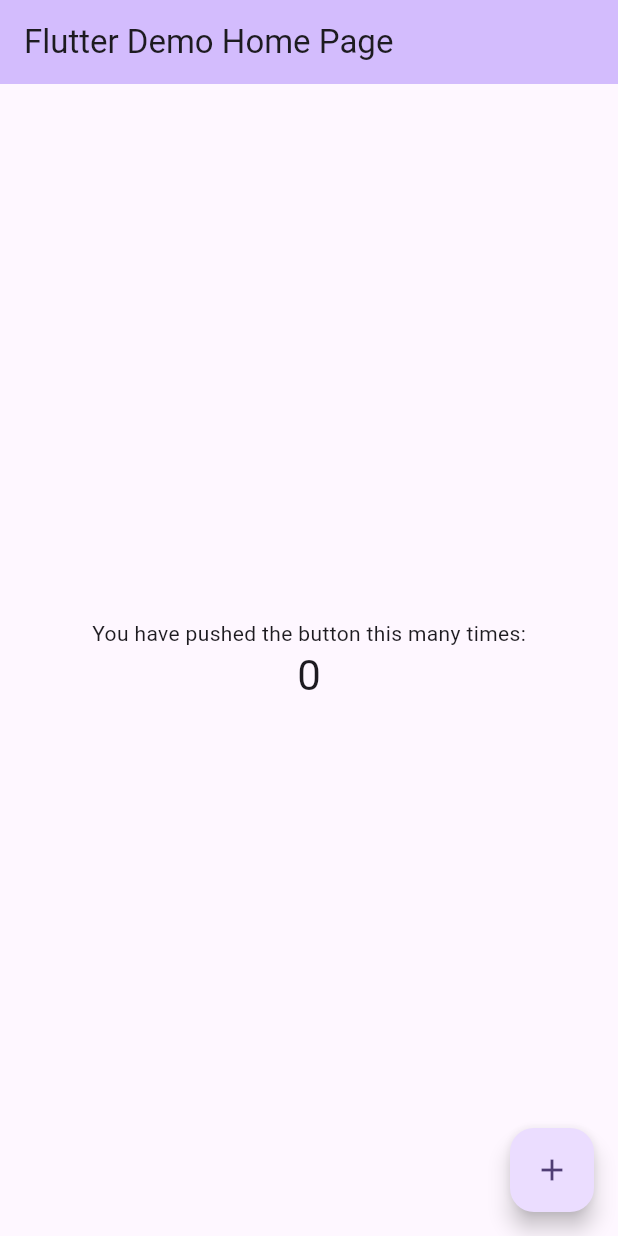
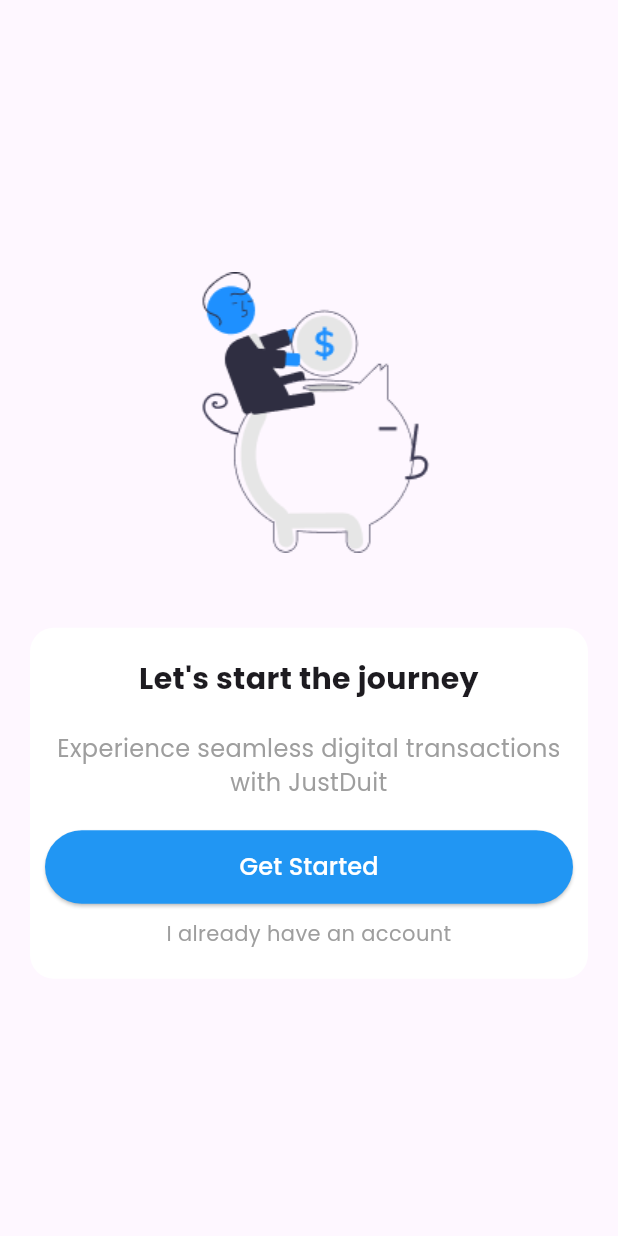
Before and after one commit to bonieromero1917051027/1917051027-advanced-mobile, a Flutter app: the screen it shows after launch, on a phone screen of 412 x 824 dp. Run offline on Flutter 3.47's test engine with Material 2 defaults, Android fonts, the phone set to English and light mode, and no system bars; our stand-ins replace google_fonts.

Commit message:
basic widget

```diff
--- a/lib/main.dart
+++ b/lib/main.dart
@@ -1,4 +1,5 @@
 import 'package:flutter/material.dart';
+import 'package:justduit/screen/onboarding_screen.dart';
 
 void main() {
   runApp(const MyApp());
@@ -31,95 +32,8 @@ class MyApp extends StatelessWidget {
         colorScheme: ColorScheme.fromSeed(seedColor: Colors.deepPurple),
         useMaterial3: true,
       ),
-      home: const MyHomePage(title: 'Flutter Demo Home Page'),
+      debugShowCheckedModeBanner: false,
+      home: const OnboardingScreen(),
     );
   }
 }
-
-class MyHomePage extends StatefulWidget {
-  const MyHomePage({super.key, required this.title});
-
-  // This widget is the home page of your application. It is stateful, meaning
-  // that it has a State object (defined below) that contains fields that affect
-  // how it looks.
-
-  // This class is the configuration for the state. It holds the values (in this
-  // case the title) provided by the parent (in this case the App widget) and
-  // used by the build method of the State. Fields in a Widget subclass are
-  // always marked "final".
-
-  final String title;
-
-  @override
-  State<MyHomePage> createState() => _MyHomePageState();
-}
-
-class _MyHomePageState extends State<MyHomePage> {
-  int _counter = 0;
-
-  void _incrementCounter() {
-    setState(() {
-      // This call to setState tells the Flutter framework that something has
-      // changed in this State, which causes it to rerun the build method below
-      // so that the display can reflect the updated values. If we changed
-      // _counter without calling setState(), then the build method would not be
-      // called again, and so nothing would appear to happen.
-      _counter++;
-    });
-  }
-
-  @override
-  Widget build(BuildContext context) {
-    // This method is rerun every time setState is called, for instance as done
-    // by the _incrementCounter method above.
-    //
-    // The Flutter framework has been optimized to make rerunning build methods
-    // fast, so that you can just rebuild anything that needs updating rather
-    // than having to individually change instances of widgets.
-    return Scaffold(
-      appBar: AppBar(
-        // TRY THIS: Try changing the color here to a specific color (to
-        // Colors.amber, perhaps?) and trigger a hot reload to see the AppBar
-        // change color while the other colors stay the same.
-        backgroundColor: Theme.of(context).colorScheme.inversePrimary,
-        // Here we take the value from the MyHomePage object that was created by
-        // the App.build method, and use it to set our appbar title.
-        title: Text(widget.title),
-      ),
-      body: Center(
-        // Center is a layout widget. It takes a single child and positions it
-        // in the middle of the parent.
-        child: Column(
-          // Column is also a layout widget. It takes a list of children and
-          // arranges them vertically. By default, it sizes itself to fit its
-          // children horizontally, and tries to be as tall as its parent.
-          //
-          // Column has various properties to control how it sizes itself and
-          // how it positions its children. Here we use mainAxisAlignment to
-          // center the children vertically; the main axis here is the vertical
-          // axis because Columns are vertical (the cross axis would be
-          // horizontal).
-          //
-          // TRY THIS: Invoke "debug painting" (choose the "Toggle Debug Paint"
-          // action in the IDE, or press "p" in the console), to see the
-          // wireframe for each widget.
-          mainAxisAlignment: MainAxisAlignment.center,
-          children: <Widget>[
-            const Text(
-              'You have pushed the button this many times:',
-            ),
-            Text(
-              '$_counter',
-              style: Theme.of(context).textTheme.headlineMedium,
-            ),
-          ],
-        ),
-      ),
-      floatingActionButton: FloatingActionButton(
-        onPressed: _incrementCounter,
-        tooltip: 'Increment',
-        child: const Icon(Icons.add),
-      ), // This trailing comma makes auto-formatting nicer for build methods.
-    );
-  }
-}
--- /dev/null
+++ b/lib/screen/onboarding_screen.dart
@@ -0,0 +1,77 @@
+import 'package:flutter/material.dart';
+import 'package:google_fonts/google_fonts.dart';
+
+class OnboardingScreen extends StatelessWidget {
+  const OnboardingScreen({super.key});
+
+  @override
+  Widget build(BuildContext context) {
+    return Scaffold(
+        body: SafeArea(
+      child: Column(
+        mainAxisAlignment: MainAxisAlignment.center,
+        children: [
+          Padding(
+            padding: const EdgeInsets.only(top: 10),
+            child: Image.asset("assets/images/Savings.png"),
+          ),
+          Container(
+            margin: EdgeInsets.only(top: 50, right: 20, left: 20),
+            padding: EdgeInsets.all(10),
+            width: double.infinity,
+            decoration: BoxDecoration(
+                color: Colors.white, borderRadius: BorderRadius.circular(16)),
+            child: Column(
+              children: [
+                Padding(
+                  padding: const EdgeInsets.only(top: 10, bottom: 10),
+                  child: Text(
+                    "Let's start the journey",
+                    style: GoogleFonts.poppins(
+                        textStyle: TextStyle(
+                            fontSize: 20, fontWeight: FontWeight.w700)),
+                    textAlign: TextAlign.center,
+                  ),
+                ),
+                Padding(
+                  padding: const EdgeInsets.only(top: 10, bottom: 20),
+                  child: Text(
+                    "Experience seamless digital transactions with JustDuit",
+                    textAlign: TextAlign.center,
+                    style: GoogleFonts.poppins(
+                        textStyle: TextStyle(fontSize: 16, color: Colors.grey)),
+                  ),
+                ),
+                SizedBox(
+                  width: double.infinity,
+                  child: ElevatedButton(
+                    onPressed: () {},
+                    style: ElevatedButton.styleFrom(primary: Colors.blue),
+                    child: Padding(
+                      padding: const EdgeInsets.all(13),
+                      child: Text(
+                        "Get Started",
+                        style: GoogleFonts.poppins(
+                            textStyle:
+                                TextStyle(fontSize: 16, color: Colors.white)),
+                      ),
+                    ),
+                  ),
+                ),
+                Padding(
+                  padding: const EdgeInsets.only(top: 10, bottom: 10),
+                  child: Text(
+                    "I already have an account",
+                    textAlign: TextAlign.center,
+                    style: GoogleFonts.poppins(
+                        textStyle: TextStyle(fontSize: 14, color: Colors.grey)),
+                  ),
+                ),
+              ],
+            ),
+          )
+        ],
+      ),
+    ));
+  }
+}
--- a/pubspec.yaml
+++ b/pubspec.yaml
@@ -35,6 +35,7 @@ dependencies:
   # The following adds the Cupertino Icons font to your application.
   # Use with the CupertinoIcons class for iOS style icons.
   cupertino_icons: ^1.0.2
+  google_fonts: ^6.0.0
 
 dev_dependencies:
   flutter_test:
@@ -62,6 +63,8 @@ flutter:
   # assets:
   #   - images/a_dot_burr.jpeg
   #   - images/a_dot_ham.jpeg
+  assets:
+    - assets/images/
 
   # An image asset can refer to one or more resolution-specific "variants", see
   # https://flutter.dev/assets-and-images/#resolution-aware
```
Also changed, not shown: assets/images/Savings.png (added), pubspec.lock, 1 other file.
